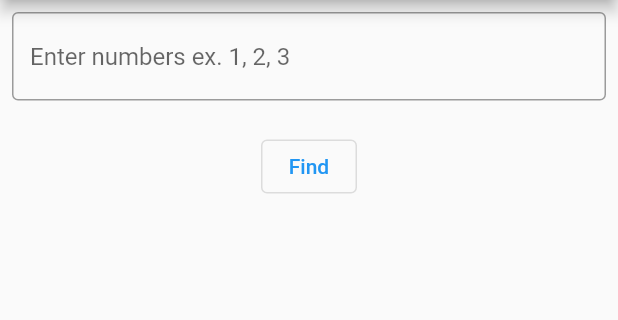
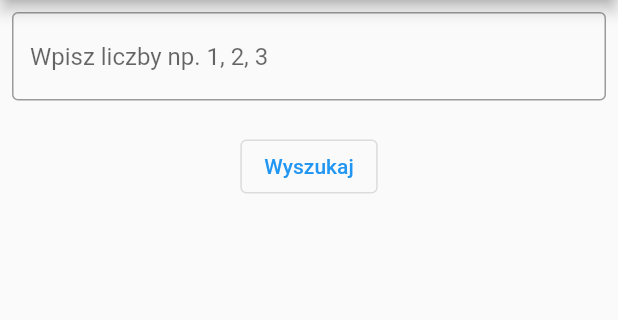
Before and after one commit to Zalezny/FindValue, a Flutter app: the screen it shows after launch, on a phone screen of 412 x 824 dp, the part 84-404 px from its top. Run offline on Flutter 3.47's test engine with Material 2 defaults, Android fonts, the phone set to English and light mode, and no system bars.

Commit message:
strings to file

```diff
--- a/lib/main.dart
+++ b/lib/main.dart
@@ -1,9 +1,9 @@
 import 'dart:io';
 
 import 'package:findvalue/pages/number_page.dart';
-import 'package:findvalue/utils/check_list.dart';
-import 'package:findvalue/utils/custom_formatter.dart';
-import 'package:findvalue/utils/error_text_provider.dart';
+import 'package:findvalue/strings.dart';
+import 'package:findvalue/utils/find_value_helper.dart';
+import 'package:findvalue/models/error_text_provider.dart';
 import 'package:findvalue/utils/utils.dart';
 import 'package:findvalue/widgets/custom_text_field.dart';
 import 'package:flutter/cupertino.dart';
@@ -30,13 +30,13 @@ class MyApp extends StatelessWidget {
     return Platform.isIOS
         ? const CupertinoApp(
             theme: CupertinoThemeData(brightness: Brightness.light),
-            home: MyHomePage(title: 'Find Value'))
+            home: MyHomePage(title: Strings.titleApp))
         : MaterialApp(
-            title: 'Find Value',
+            title: Strings.titleApp,
             theme: ThemeData(
               primarySwatch: Colors.blue,
             ),
-            home: const MyHomePage(title: 'Find Value'),
+            home: const MyHomePage(title: Strings.titleApp),
           );
   }
 }
@@ -50,7 +50,7 @@ class MyHomePage extends StatefulWidget {
 }
 
 class _MyHomePageState extends State<MyHomePage> {
-  String _text = "";
+  String _text = Strings.emptyString;
   void _saveErrorText(String text) {
     Provider.of<ErrorTextProvider>(context, listen: false).saveErrorText(text);
   }
@@ -80,14 +80,14 @@ class _MyHomePageState extends State<MyHomePage> {
     List<int> numbersList = stringList.map(int.parse).toList();
 
     if (numbersList.length >= 3) {
-      final chosenNumber = findNotCorrectAmount(numbersList);
+      final chosenNumber = FindValueHelper().findNotCorrectAmount(numbersList);
       if (chosenNumber == null) {
-        _saveErrorText("Incorrect numbers");
+        _saveErrorText(Strings.incorrectNumbers);
         return;
       } else {
-        _saveErrorText("");
+        _saveErrorText(Strings.emptyString);
       }
-      if (errorText == "") {
+      if (errorText == Strings.emptyString) {
         Navigator.push(
           context,
           MaterialPageRoute(
@@ -98,7 +98,7 @@ class _MyHomePageState extends State<MyHomePage> {
     }
   }
 
-  void onTextFieldCallback(String text) {
+  void _onTextFieldCallback(String text) {
     setState(() {
       _text = text;
     });
@@ -120,12 +120,13 @@ class _MyHomePageState extends State<MyHomePage> {
       child: Column(
         children: [
           CustomTextField(
-            textFieldCallback: (value) => onTextFieldCallback(value),
+            textFieldCallback: (value) => _onTextFieldCallback(value),
           ),
           Padding(
             padding: const EdgeInsets.only(top: 20),
             child: OutlinedButton(
-                onPressed: _onFindButtonPressed, child: const Text('Find')),
+                onPressed: _onFindButtonPressed,
+                child: const Text(Strings.find)),
           )
         ],
       ),
--- a/lib/utils/error_text_provider.dart
+++ b/lib/models/error_text_provider.dart
@@ -1,4 +1,6 @@
 import 'package:flutter/material.dart';
+
+// That's class of state managment between MyHomePage and CustomTextField
 
 class ErrorTextProvider extends ChangeNotifier {
   var _errorText = "";
--- /dev/null
+++ b/lib/strings.dart
@@ -0,0 +1,21 @@
+class Strings {
+  // static const String titleApp = "Find Value";
+  // static const String emptyString = "";
+  // static const String incorrectNumbers = "Incorrect numbers";
+  // static const String find = "Find";
+  // static const String placeholderTextField = "Enter numbers ex. 1, 2, 3";
+  // static const String tab = "Tab";
+  // static const String errorMinThree = "Must be min. 3 elements in list";
+  // static const String chosenNumber = "Chosen number";
+  // static const String enterValue = "Please enter value";
+
+  static const String titleApp = "Find Value";
+  static const String emptyString = "";
+  static const String incorrectNumbers = "Źle wpisane liczby";
+  static const String find = "Wyszukaj";
+  static const String placeholderTextField = "Wpisz liczby np. 1, 2, 3";
+  static const String tab = "Tablica:";
+  static const String errorMinThree = "Muszą być min. 3 liczby w liście";
+  static const String chosenNumber = "Liczba odstająca";
+  static const String enterValue = "Podaj wartości";
+}
--- a/lib/widgets/custom_text_field.dart
+++ b/lib/widgets/custom_text_field.dart
@@ -5,8 +5,9 @@ import 'package:flutter/material.dart';
 import 'package:flutter/services.dart';
 import 'package:provider/provider.dart';
 
+import '../strings.dart';
 import '../utils/custom_formatter.dart';
-import '../utils/error_text_provider.dart';
+import '../models/error_text_provider.dart';
 import '../utils/utils.dart';
 
 class CustomTextField extends StatefulWidget {
@@ -38,15 +39,16 @@ class _CustomTextFieldState extends State<CustomTextField> {
         ? SafeArea(
             child: CupertinoTextFormFieldRow(
               controller: _textFieldController,
-              prefix: const Text("Tab"),
+              prefix: const Text(Strings.tab),
               onChanged: (value) {
                 widget.textFieldCallback(value);
               },
               inputFormatters: _getFormattersList(_textFieldController.text),
-              placeholder: 'Enter numbers ex. 1, 2, 3',
+              placeholder: Strings.placeholderTextField,
+              // Validator for Cupertino (not work)
               validator: (String? value) {
                 if (value == null || value.isEmpty) {
-                  return 'Please enter a value';
+                  return Strings.enterValue;
                 }
                 return null;
               },
@@ -62,8 +64,22 @@ class _CustomTextFieldState extends State<CustomTextField> {
             decoration: InputDecoration(
                 errorText: errorText.isEmpty ? null : errorText,
                 border: const OutlineInputBorder(),
-                hintText: 'Enter numbers ex. 1, 2, 3'),
+                hintText: Strings.placeholderTextField),
           );
+  }
+
+  void _buildOnChanged(String value) {
+    setState(() {
+      if (','.allMatches(value).length < 3) {
+        if (!_isMinRangeListFormatter(value)) {
+          _saveErrorText(Strings.errorMinThree);
+        } else {
+          _saveErrorText(Strings.emptyString);
+        }
+      } else {
+        _saveErrorText(Strings.emptyString);
+      }
+    });
   }
 
   List<TextInputFormatter> _getFormattersList(String replacementString) {
@@ -74,21 +90,7 @@ class _CustomTextFieldState extends State<CustomTextField> {
     ];
   }
 
-  void _buildOnChanged(String value) {
-    setState(() {
-      if (','.allMatches(value).length < 3) {
-        if (!_isMinRangeList(value)) {
-          _saveErrorText("Must be min. 3 elements in list");
-        } else {
-          _saveErrorText("");
-        }
-      } else {
-        _saveErrorText("");
-      }
-    });
-  }
-
-  bool _isMinRangeList(String value) {
+  bool _isMinRangeListFormatter(String value) {
     String cleanWhitespaceString = value.replaceAll(" ", "");
     List<String> list = cleanWhitespaceString.split(',');
     list.removeWhere((element) => element.isEmpty || !isNumeric(element));
```
Also changed, not shown: lib/pages/number_page.dart (+5 -2 lines), lib/utils/check_list.dart (deleted, +0 -40 lines), lib/utils/find_value_helper.dart (added, +42 -0 lines).
